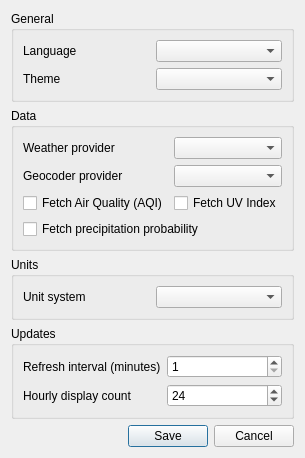
Before: the Qt Designer form src/ui/SettingsDialog.ui in hidden-life/AtmoSense, drawn with Qt 5.
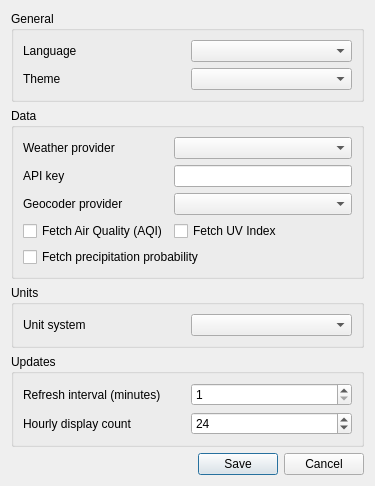
After: the same form once the commit is applied.

Patch:
```diff
--- a/src/ui/SettingsDialog.ui
+++ b/src/ui/SettingsDialog.ui
@@ -2,6 +2,14 @@
 <ui version="4.0">
  <class>SettingsDialog</class>
  <widget class="QDialog" name="SettingsDialog">
+  <property name="geometry">
+   <rect>
+    <x>0</x>
+    <y>0</y>
+    <width>375</width>
+    <height>478</height>
+   </rect>
+  </property>
   <property name="windowTitle">
    <string>Settings</string>
   </property>
@@ -24,15 +32,64 @@
     <widget class="QGroupBox" name="dataGroupBox">
      <property name="title"><string>Data</string></property>
      <layout class="QGridLayout" name="dataGrid">
-      <item row="0" column="0"><widget class="QLabel" name="providerLabel"><property name="text"><string>Weather provider</string></property></widget></item>
-      <item row="0" column="1"><widget class="QComboBox" name="providerComboBox"/></item>
-
-      <item row="1" column="0"><widget class="QLabel" name="geocoderLabel"><property name="text"><string>Geocoder provider</string></property></widget></item>
-      <item row="1" column="1"><widget class="QComboBox" name="geocoderComboBox"/></item>
-
-      <item row="2" column="0"><widget class="QCheckBox" name="fetchAirQualityCheckBox"><property name="text"><string>Fetch Air Quality (AQI)</string></property></widget></item>
-      <item row="2" column="1"><widget class="QCheckBox" name="fetchUvCheckBox"><property name="text"><string>Fetch UV Index</string></property></widget></item>
-      <item row="3" column="0" colspan="2"><widget class="QCheckBox" name="fetchPrecipProbCheckBox"><property name="text"><string>Fetch precipitation probability</string></property></widget></item>
+      <item row="3" column="0">
+       <widget class="QCheckBox" name="fetchAirQualityCheckBox">
+        <property name="text">
+         <string>Fetch Air Quality (AQI)</string>
+        </property>
+       </widget>
+      </item>
+      <item row="0" column="0">
+       <widget class="QLabel" name="providerLabel">
+        <property name="text">
+         <string>Weather provider</string>
+        </property>
+       </widget>
+      </item>
+      <item row="4" column="0" colspan="2">
+       <widget class="QCheckBox" name="fetchPrecipProbCheckBox">
+        <property name="text">
+         <string>Fetch precipitation probability</string>
+        </property>
+       </widget>
+      </item>
+      <item row="2" column="0">
+       <widget class="QLabel" name="geocoderLabel">
+        <property name="text">
+         <string>Geocoder provider</string>
+        </property>
+       </widget>
+      </item>
+      <item row="2" column="1">
+       <widget class="QComboBox" name="geocoderComboBox"/>
+      </item>
+      <item row="0" column="1">
+       <widget class="QComboBox" name="providerComboBox"/>
+      </item>
+      <item row="3" column="1">
+       <widget class="QCheckBox" name="fetchUvCheckBox">
+        <property name="text">
+         <string>Fetch UV Index</string>
+        </property>
+       </widget>
+      </item>
+      <item row="1" column="0">
+       <widget class="QLabel" name="apiKeyLabel">
+        <property name="enabled">
+         <bool>true</bool>
+        </property>
+        <property name="text">
+         <string>API key</string>
+        </property>
+       </widget>
+      </item>
+      <item row="1" column="1">
+       <widget class="QLineEdit" name="apiKeyLineEdit">
+        <property name="enabled">
+         <bool>true</bool>
+        </property>
+       </widget>
+      </item>
      </layout>
     </widget>
    </item>
```
Left out of the diff: 134 changed lines with no effect on the pictures.
